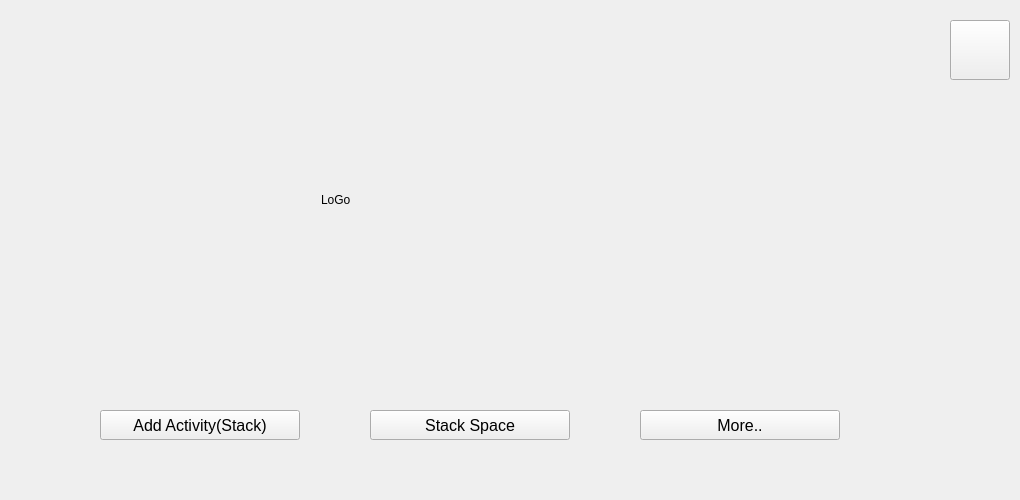
Above: src/ui_files/main_menu.ui from rakshith111/Time-Stack before the change. Below: the same form after it.
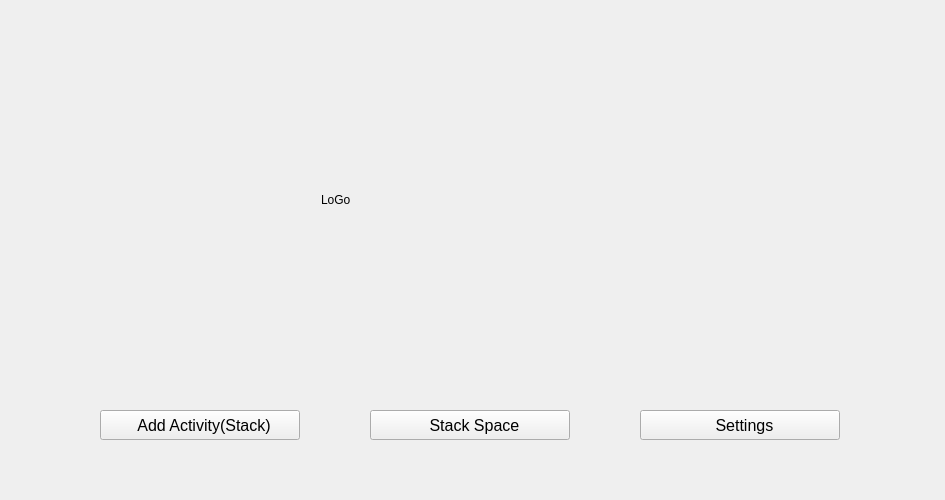
That is the form after the change.

Commit message: Update main menu

```diff
--- a/src/ui_files/main_menu.ui
+++ b/src/ui_files/main_menu.ui
@@ -6,7 +6,7 @@
    <rect>
     <x>0</x>
     <y>0</y>
-    <width>1020</width>
+    <width>945</width>
     <height>500</height>
    </rect>
   </property>
@@ -18,14 +18,14 @@
   </property>
   <property name="minimumSize">
    <size>
-    <width>1020</width>
+    <width>945</width>
     <height>500</height>
    </size>
   </property>
   <property name="maximumSize">
    <size>
-    <width>1020</width>
-    <height>550</height>
+    <width>945</width>
+    <height>500</height>
    </size>
   </property>
   <property name="windowTitle">
@@ -158,7 +158,7 @@
             </font>
            </property>
            <property name="text">
-            <string>Add Activity(Stack)</string>
+            <string>  Add Activity(Stack)</string>
            </property>
           </widget>
          </item>
@@ -188,7 +188,7 @@
             </font>
            </property>
            <property name="text">
-            <string>Stack Space</string>
+            <string>  Stack Space</string>
            </property>
           </widget>
          </item>
@@ -218,7 +218,7 @@
             </font>
            </property>
            <property name="text">
-            <string>More..</string>
+            <string>  Settings</string>
            </property>
           </widget>
          </item>
@@ -228,34 +228,6 @@
      </item>
     </layout>
    </widget>
-   <widget class="QPushButton" name="toggle_theme">
-    <property name="enabled">
-     <bool>true</bool>
-    </property>
-    <property name="geometry">
-     <rect>
-      <x>950</x>
-      <y>20</y>
-      <width>60</width>
-      <height>60</height>
-     </rect>
-    </property>
-    <property name="minimumSize">
-     <size>
-      <width>60</width>
-      <height>60</height>
-     </size>
-    </property>
-    <property name="maximumSize">
-     <size>
-      <width>60</width>
-      <height>60</height>
-     </size>
-    </property>
-    <property name="text">
-     <string/>
-    </property>
-   </widget>
   </widget>
  </widget>
  <resources/>
```
Left out of the diff: 2 changed lines with no effect on the pictures. The commit also changes 4 other files.
